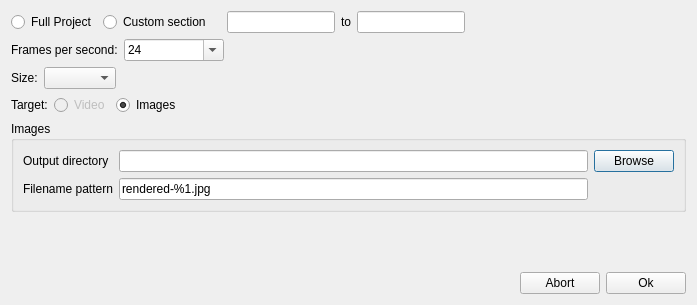
Qt form slowmoVideo/slowmoUI/renderingDialog.ui (slowmoVideo/slowmoVideo) before a commit.
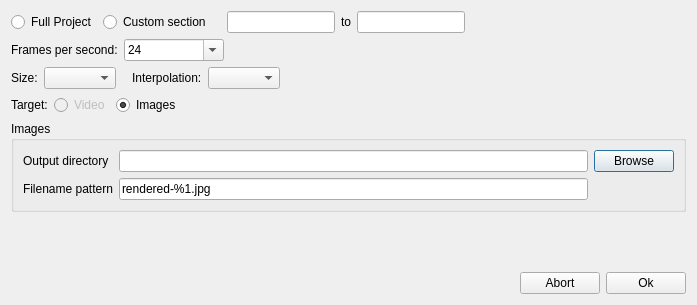
The same form after that commit.

Commit message: Slowmo: Forward interpolation added as option

```diff
--- a/slowmoVideo/slowmoUI/renderingDialog.ui
+++ b/slowmoVideo/slowmoUI/renderingDialog.ui
@@ -182,6 +182,32 @@
      <item>
       <widget class="QComboBox" name="cbSize"/>
      </item>
+     <item>
+      <spacer name="horizontalSpacer_7">
+       <property name="orientation">
+        <enum>Qt::Horizontal</enum>
+       </property>
+       <property name="sizeType">
+        <enum>QSizePolicy::Minimum</enum>
+       </property>
+       <property name="sizeHint" stdset="0">
+        <size>
+         <width>10</width>
+         <height>20</height>
+        </size>
+       </property>
+      </spacer>
+     </item>
+     <item>
+      <widget class="QLabel" name="label_4">
+       <property name="text">
+        <string>Interpolation:</string>
+       </property>
+      </widget>
+     </item>
+     <item>
+      <widget class="QComboBox" name="cbInterpolation"/>
+     </item>
      <item>
       <spacer name="horizontalSpacer_6">
        <property name="orientation">
```
Left out of the diff: 2 changed lines with no effect on the pictures. The commit also changes 13 other files.
